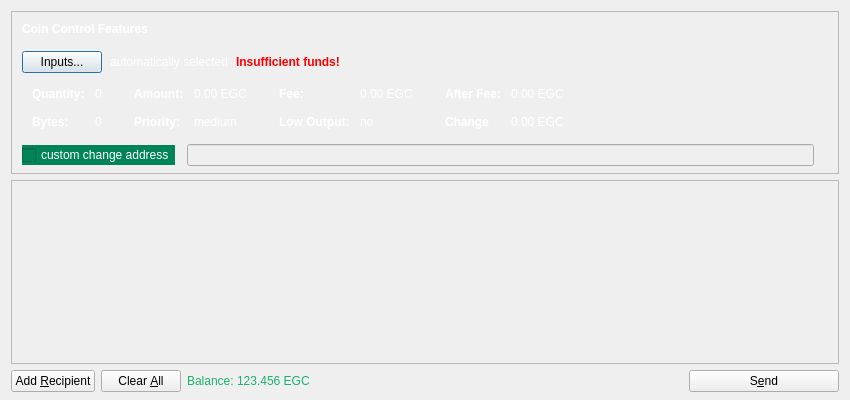
Old version of the form src/qt/forms/sendcoinsdialog.ui in the repository EverGreenCoinDev/EverGreenCoin.
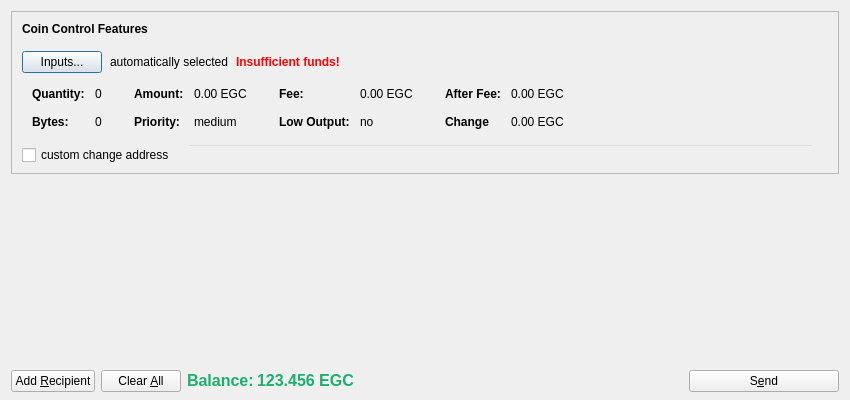
New version of the form. Icons and pictures are not drawn.

```diff
--- a/src/qt/forms/sendcoinsdialog.ui
+++ b/src/qt/forms/sendcoinsdialog.ui
@@ -13,6 +13,9 @@
   <property name="windowTitle">
    <string>Send Coins</string>
   </property>
+  <property name="styleSheet">
+   <string notr="true"/>
+  </property>
   <layout class="QVBoxLayout" name="verticalLayout" stretch="0,1,0">
    <property name="bottomMargin">
     <number>8</number>
@@ -78,7 +81,7 @@
              </sizepolicy>
             </property>
             <property name="styleSheet">
-             <string notr="true">font-weight:bold; color: #ffffff;</string>
+             <string notr="true">font-weight:bold;</string>
             </property>
             <property name="text">
              <string>Coin Control Features</string>
@@ -108,7 +111,7 @@
           <item>
            <widget class="QLabel" name="labelCoinControlAutomaticallySelected">
             <property name="styleSheet">
-             <string notr="true"> color: #ffffff;</string>
+             <string notr="true"/>
             </property>
             <property name="text">
              <string>automatically selected</string>
@@ -207,7 +210,7 @@
                <item row="0" column="0">
                 <widget class="QLabel" name="labelCoinControlQuantityText">
                  <property name="styleSheet">
-                  <string notr="true">font-weight:bold;color: #ffffff;</string>
+                  <string notr="true">font-weight:bold; </string>
                  </property>
                  <property name="text">
                   <string>Quantity:</string>
@@ -226,7 +229,7 @@
                   <enum>Qt::ActionsContextMenu</enum>
                  </property>
                  <property name="styleSheet">
-                  <string notr="true">color: #ffffff;</string>
+                  <string notr="true"/>
                  </property>
                  <property name="text">
                   <string>0</string>
@@ -242,7 +245,7 @@
                <item row="1" column="0">
                 <widget class="QLabel" name="labelCoinControlBytesText">
                  <property name="styleSheet">
-                  <string notr="true">font-weight:bold;color: #ffffff;</string>
+                  <string notr="true">font-weight:bold;</string>
                  </property>
                  <property name="text">
                   <string>Bytes:</string>
@@ -258,7 +261,7 @@
                   <enum>Qt::ActionsContextMenu</enum>
                  </property>
                  <property name="styleSheet">
-                  <string notr="true">color: #ffffff;</string>
+                  <string notr="true"/>
                  </property>
                  <property name="text">
                   <string>0</string>
@@ -290,7 +293,7 @@
                <item row="0" column="0">
                 <widget class="QLabel" name="labelCoinControlAmountText">
                  <property name="styleSheet">
-                  <string notr="true">font-weight:bold;color: #ffffff;</string>
+                  <string notr="true">font-weight:bold;</string>
                  </property>
                  <property name="text">
                   <string>Amount:</string>
@@ -309,7 +312,7 @@
                   <enum>Qt::ActionsContextMenu</enum>
                  </property>
                  <property name="styleSheet">
-                  <string notr="true">color: #ffffff;</string>
+                  <string notr="true"/>
                  </property>
                  <property name="text">
                   <string>0.00 EGC</string>
@@ -322,7 +325,7 @@
                <item row="1" column="0">
                 <widget class="QLabel" name="labelCoinControlPriorityText">
                  <property name="styleSheet">
-                  <string notr="true">font-weight:bold;color: #ffffff;</string>
+                  <string notr="true">font-weight:bold;</string>
                  </property>
                  <property name="text">
                   <string>Priority:</string>
@@ -338,7 +341,7 @@
                   <enum>Qt::ActionsContextMenu</enum>
                  </property>
                  <property name="styleSheet">
-                  <string notr="true">color: #ffffff;</string>
+                  <string notr="true"/>
                  </property>
                  <property name="text">
                   <string>medium</string>
@@ -370,7 +373,7 @@
                <item row="0" column="0">
                 <widget class="QLabel" name="labelCoinControlFeeText">
                  <property name="styleSheet">
-                  <string notr="true">font-weight:bold;color: #ffffff;</string>
+                  <string notr="true">font-weight:bold;</string>
                  </property>
                  <property name="text">
                   <string>Fee:</string>
@@ -389,7 +392,7 @@
                   <enum>Qt::ActionsContextMenu</enum>
                  </property>
                  <property name="styleSheet">
-                  <string notr="true">color: #ffffff;</string>
+                  <string notr="true"/>
                  </property>
                  <property name="text">
                   <string>0.00 EGC</string>
@@ -402,7 +405,7 @@
                <item row="1" column="0">
                 <widget class="QLabel" name="labelCoinControlLowOutputText">
                  <property name="styleSheet">
-                  <string notr="true">font-weight:bold;color: #ffffff;</string>
+                  <string notr="true">font-weight:bold;</string>
                  </property>
                  <property name="text">
                   <string>Low Output:</string>
@@ -418,7 +421,7 @@
                   <enum>Qt::ActionsContextMenu</enum>
                  </property>
                  <property name="styleSheet">
-                  <string notr="true">color: #ffffff;</string>
+                  <string notr="true"/>
                  </property>
                  <property name="text">
                   <string>no</string>
@@ -450,7 +453,7 @@
                <item row="0" column="0">
                 <widget class="QLabel" name="labelCoinControlAfterFeeText">
                  <property name="styleSheet">
-                  <string notr="true">font-weight:bold;color: #ffffff;</string>
+                  <string notr="true">font-weight:bold;</string>
                  </property>
                  <property name="text">
                   <string>After Fee:</string>
@@ -469,7 +472,7 @@
                   <enum>Qt::ActionsContextMenu</enum>
                  </property>
                  <property name="styleSheet">
-                  <string notr="true">color: #ffffff;</string>
+                  <string notr="true"/>
                  </property>
                  <property name="text">
                   <string>0.00 EGC</string>
@@ -482,7 +485,7 @@
                <item row="1" column="0">
                 <widget class="QLabel" name="labelCoinControlChangeText">
                  <property name="styleSheet">
-                  <string notr="true">font-weight:bold;color: #ffffff;</string>
+                  <string notr="true">font-weight:bold;</string>
                  </property>
                  <property name="text">
                   <string>Change</string>
@@ -498,7 +501,7 @@
                   <enum>Qt::ActionsContextMenu</enum>
                  </property>
                  <property name="styleSheet">
-                  <string notr="true">color: #ffffff;</string>
+                  <string notr="true"/>
                  </property>
                  <property name="text">
                   <string>0.00 EGC</string>
@@ -532,7 +535,7 @@
           <item>
            <widget class="QCheckBox" name="checkBoxCoinControlChange">
             <property name="styleSheet">
-             <string notr="true">background-color: #018457;  color: #ffffff;</string>
+             <string notr="true"/>
             </property>
             <property name="text">
              <string>custom change address</string>
@@ -550,6 +553,9 @@
               <verstretch>0</verstretch>
              </sizepolicy>
             </property>
+            <property name="styleSheet">
+             <string notr="true">background: transparent;</string>
+            </property>
            </widget>
           </item>
           <item>
@@ -596,6 +602,9 @@
    </item>
    <item>
     <widget class="QScrollArea" name="scrollArea">
+     <property name="styleSheet">
+      <string notr="true">background-color: transparent; border: 0px;</string>
+     </property>
      <property name="widgetResizable">
       <bool>true</bool>
      </property>
@@ -604,10 +613,13 @@
        <rect>
         <x>0</x>
         <y>0</y>
-        <width>830</width>
-        <height>156</height>
+        <width>832</width>
+        <height>169</height>
        </rect>
       </property>
+      <property name="styleSheet">
+       <string notr="true"/>
+      </property>
       <layout class="QVBoxLayout" name="verticalLayout_2">
        <property name="leftMargin">
         <number>0</number>
@@ -1118,8 +1130,15 @@
            </disabled>
           </palette>
          </property>
+         <property name="font">
+          <font>
+           <pointsize>12</pointsize>
+           <weight>75</weight>
+           <bold>true</bold>
+          </font>
+         </property>
          <property name="styleSheet">
-          <string notr="true">color: #1ab06c;</string>
+          <string notr="true">font-weight: bold;</string>
          </property>
          <property name="text">
           <string>Balance:</string>
@@ -1549,11 +1568,18 @@
            </disabled>
           </palette>
          </property>
+         <property name="font">
+          <font>
+           <pointsize>12</pointsize>
+           <weight>75</weight>
+           <bold>true</bold>
+          </font>
+         </property>
          <property name="cursor">
           <cursorShape>IBeamCursor</cursorShape>
          </property>
          <property name="styleSheet">
-          <string notr="true">color: #1ab06c;</string>
+          <string notr="true">font-weight: bold;</string>
          </property>
          <property name="text">
           <string>123.456 EGC</string>
```
